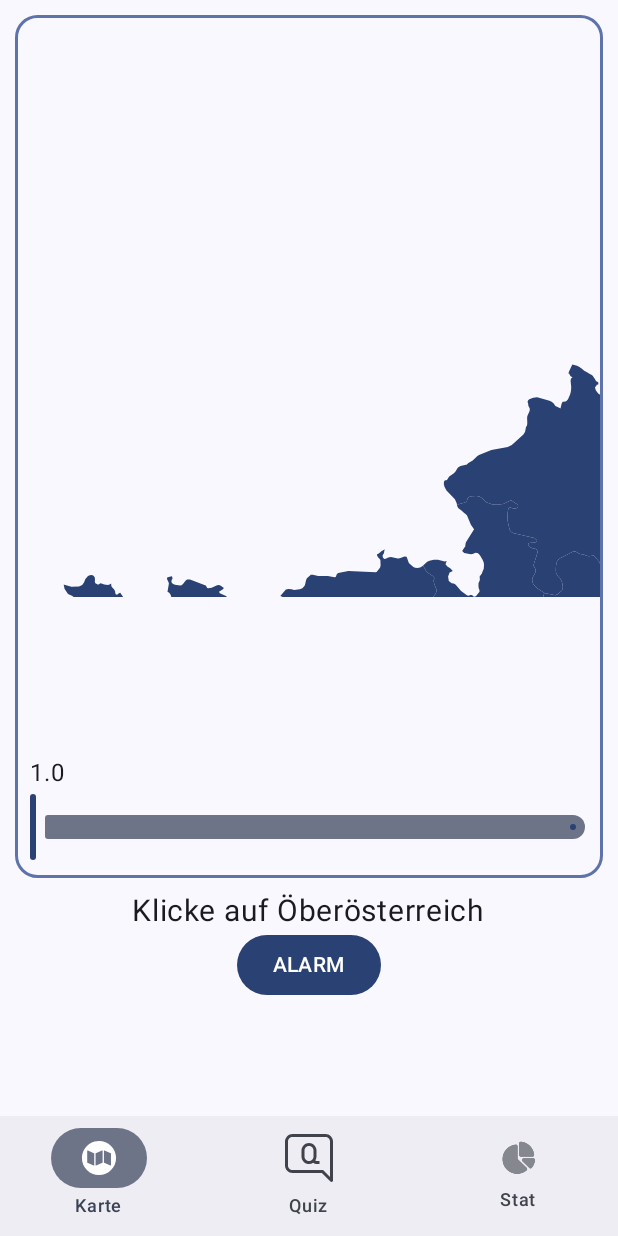
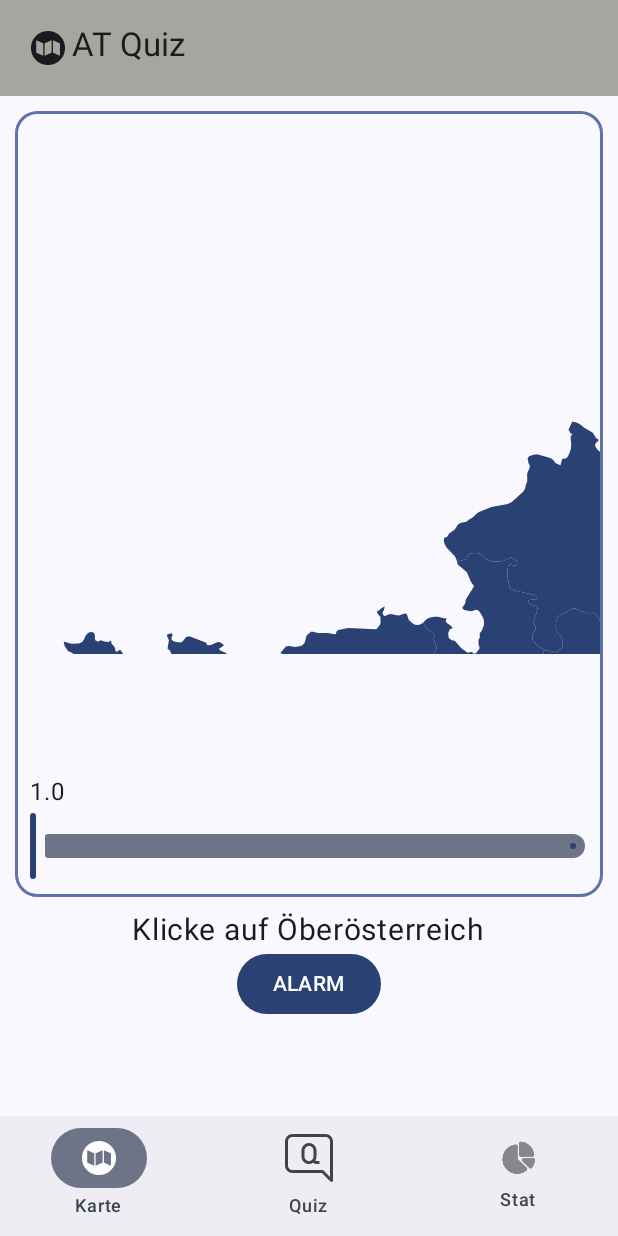
Before and after one commit to aaabdulkarim/ATQuiz, an Android app built with Jetpack Compose: the screen it shows after launch (MainActivity), on a phone screen of 412 x 824 dp. Run offline under Robolectric (Android 15) with nearby library versions, the phone set to English and light mode, and no system bars.

Commit message:
Top Action Bar hinzugefügt

```diff
--- a/app/src/main/java/com/example/atquiz/MainActivity.kt
+++ b/app/src/main/java/com/example/atquiz/MainActivity.kt
@@ -7,6 +7,7 @@ import androidx.compose.foundation.BorderStroke
 import androidx.compose.foundation.border
 import androidx.compose.foundation.layout.Box
 import androidx.compose.foundation.layout.Column
+import androidx.compose.foundation.layout.Row
 import androidx.compose.foundation.layout.Spacer
 import androidx.compose.foundation.layout.fillMaxHeight
 import androidx.compose.foundation.layout.fillMaxSize
@@ -25,6 +26,9 @@ import androidx.compose.material3.NavigationBarItem
 import androidx.compose.material3.Scaffold
 import androidx.compose.material3.Surface
 import androidx.compose.material3.Text
+import androidx.compose.material3.TopAppBar
+import androidx.compose.material3.TopAppBarColors
+import androidx.compose.material3.TopAppBarDefaults
 import androidx.compose.runtime.Composable
 import androidx.compose.runtime.getValue
 import androidx.compose.runtime.mutableIntStateOf
@@ -49,6 +53,8 @@ import com.example.atquiz.composables.FullMap
 import com.example.atquiz.composables.MultipleChoiceQuiz
 import com.example.atquiz.composables.Statistics
 import com.example.atquiz.ui.theme.ATQuizTheme
+import com.example.atquiz.ui.theme.primary
+import com.example.atquiz.ui.theme.secondary
 
 class MainActivity : ComponentActivity() {
     @OptIn(ExperimentalMaterial3Api::class)
@@ -63,6 +69,9 @@ class MainActivity : ComponentActivity() {
                     bottomBar = {
                         AppNavigationBar(navController)
                     },
+                    topBar = {
+                        AppTopBarLogo()
+                    }
 
                 ) {innerPadding ->
                     Surface(
@@ -81,15 +90,39 @@ class MainActivity : ComponentActivity() {
     }
 }
 
+@OptIn(ExperimentalMaterial3Api::class)
+@Composable
+fun AppTopBarLogo(){
+    TopAppBar(
+        title = {
+            Row {
+                Icon(
+                    painter = painterResource(id = R.drawable.ic_map),
+                    contentDescription = "Local Icon"
+                )
+                Text(text = "AT Quiz")
+            }
+        },
+        colors = TopAppBarDefaults.topAppBarColors(
+            containerColor = secondary
+        )
+    )
+
+
+}
 
 
 @Composable
 fun CardQuiz() {
     Column(horizontalAlignment = Alignment.CenterHorizontally) {
         Box(
-            modifier = Modifier.fillMaxHeight(fraction=0.8f)
+            modifier = Modifier
+                .fillMaxHeight(fraction = 0.8f)
                 .padding(10.dp)
-                .border(border = BorderStroke(2.dp, MaterialTheme.colorScheme.primaryContainer), shape= RoundedCornerShape(15.dp))
+                .border(
+                    border = BorderStroke(2.dp, MaterialTheme.colorScheme.primaryContainer),
+                    shape = RoundedCornerShape(15.dp)
+                )
         ) {
             FullMap()
         }
```
